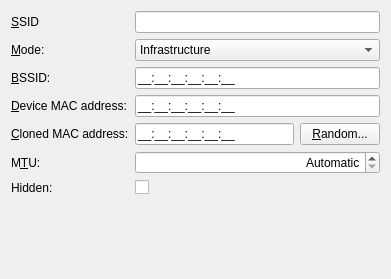
This is editor/ui/wificonnectionwidget.ui in KDE/plasma-nm as Qt 5 draws it before an edit. The edited form follows.
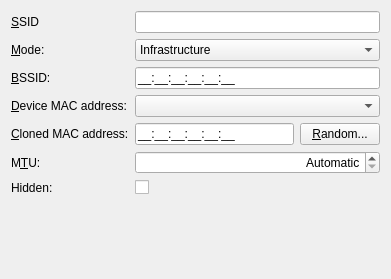
This is the edited form. Custom widgets are drawn as their Qt base class.

Commit message:
Change the "Device MAC address" input field into a combobox
feature: https://trello.com/c/9IbGRcZn

```diff
--- a/editor/ui/wificonnectionwidget.ui
+++ b/editor/ui/wificonnectionwidget.ui
@@ -100,16 +100,13 @@
     </widget>
    </item>
    <item row="3" column="1">
-    <widget class="QLineEdit" name="macAddress">
+    <widget class="HwAddrComboBox" name="macAddress">
      <property name="sizePolicy">
       <sizepolicy hsizetype="MinimumExpanding" vsizetype="Fixed">
        <horstretch>0</horstretch>
        <verstretch>0</verstretch>
       </sizepolicy>
      </property>
-     <property name="inputMask">
-      <string notr="true">HH:HH:HH:HH:HH:HH;_</string>
-     </property>
     </widget>
    </item>
    <item row="4" column="0">
@@ -200,6 +197,13 @@
    </item>
   </layout>
  </widget>
+  <customwidgets>
+    <customwidget>
+	<class>HwAddrComboBox</class>
+	<extends>QComboBox</extends>
+	<header>hwaddrcombobox.h</header>
+    </customwidget>
+ </customwidgets>
  <tabstops>
   <tabstop>SSIDLineEdit</tabstop>
   <tabstop>modeComboBox</tabstop>
```
The commit also changes 8 other files.
